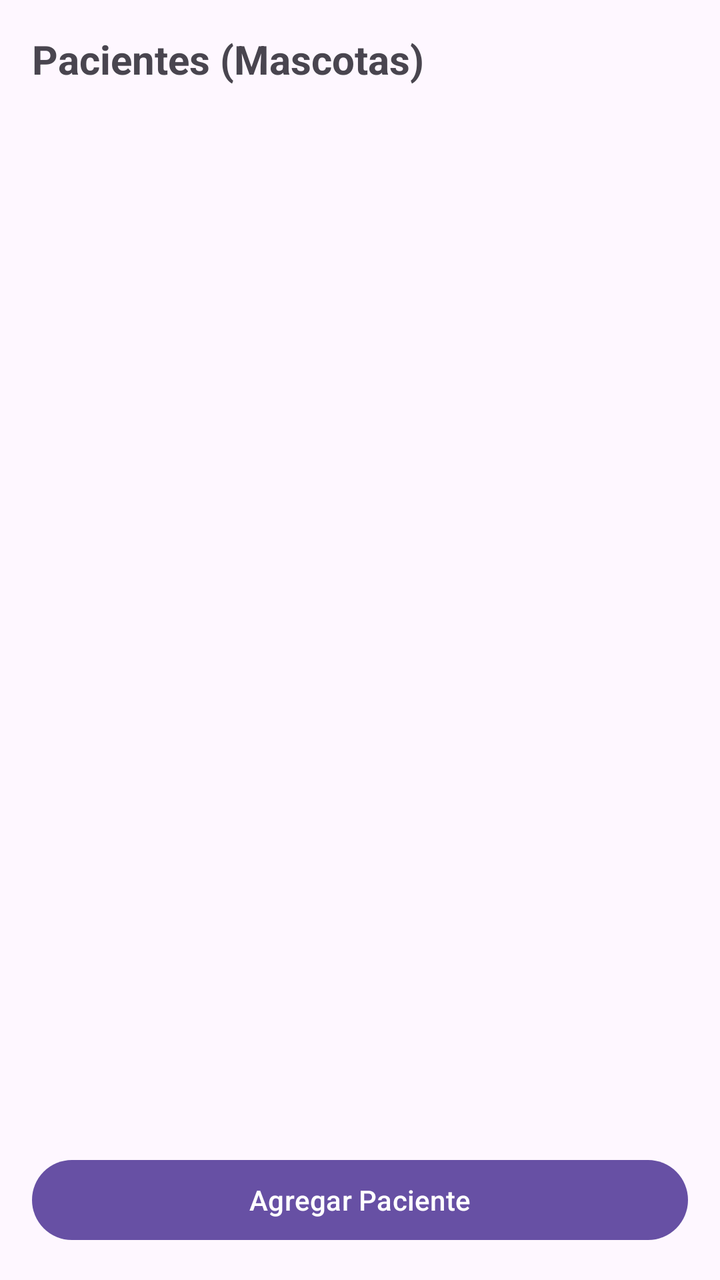
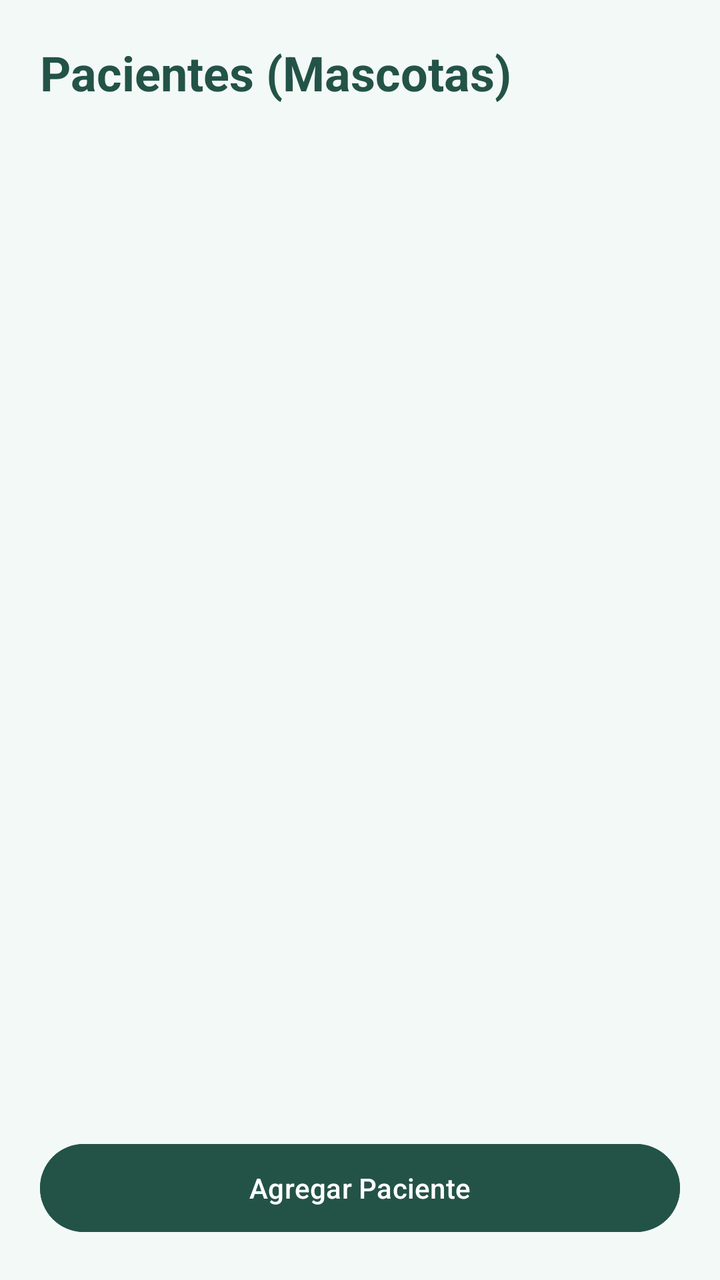

Before-and-after screenshots of an Android layout around one commit, followed by the original layout XML and the change that was made.
<!-- AndroidManifest.xml: application theme Theme.T1 -->
<!-- res/layout/activity_pacientes.xml -->
<?xml version="1.0" encoding="utf-8"?>
<LinearLayout xmlns:android="http://schemas.android.com/apk/res/android"
    android:layout_width="match_parent"
    android:layout_height="match_parent"
    android:orientation="vertical"
    android:padding="16dp">

    <TextView
        android:layout_width="wrap_content"
        android:layout_height="wrap_content"
        android:text="Pacientes (Mascotas)"
        android:textSize="20sp"
        android:textStyle="bold"/>

    <ListView
        android:id="@+id/lvPacientes"
        android:layout_width="match_parent"
        android:layout_height="0dp"
        android:layout_weight="1"
        android:layout_marginTop="8dp"/>

    <Button
        android:id="@+id/btnAgregarPaciente"
        android:layout_width="match_parent"
        android:layout_height="wrap_content"
        android:text="Agregar Paciente"
        android:layout_marginTop="8dp"/>

</LinearLayout>
<!-- resources referenced by this layout -->
<resources>
  <style name="Theme.T1" parent="Base.Theme.T1" />
  <style name="Base.Theme.T1" parent="Theme.Material3.DayNight.NoActionBar">
          
          
      </style>
</resources>

<!-- the commit's change to res/layout/activity_pacientes.xml (unified diff, before → after) -->
@@ -3,27 +3,34 @@
     android:layout_width="match_parent"
     android:layout_height="match_parent"
     android:orientation="vertical"
-    android:padding="16dp">
+    android:padding="20dp"
+    android:background="#F3F9F7">
 
     <TextView
         android:layout_width="wrap_content"
         android:layout_height="wrap_content"
         android:text="Pacientes (Mascotas)"
-        android:textSize="20sp"
-        android:textStyle="bold"/>
+        android:textSize="24sp"
+        android:textStyle="bold"
+        android:textColor="#235347"/>
 
     <ListView
         android:id="@+id/lvPacientes"
         android:layout_width="match_parent"
         android:layout_height="0dp"
         android:layout_weight="1"
-        android:layout_marginTop="8dp"/>
+        android:layout_marginTop="12dp"
+        android:divider="#D7E8E6"
+        android:dividerHeight="8dp"/>
 
     <Button
         android:id="@+id/btnAgregarPaciente"
         android:layout_width="match_parent"
         android:layout_height="wrap_content"
         android:text="Agregar Paciente"
-        android:layout_marginTop="8dp"/>
+        android:layout_marginTop="12dp"
+        android:backgroundTint="#235347"
+        android:textColor="#FFFFFF"
+        android:minHeight="52dp"/>
 
 </LinearLayout>
